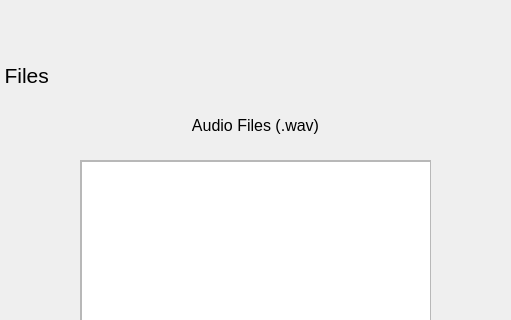
This is ui/loadFilesUI.ui in oliviadinicola/LIPS as Qt 5 draws it before an edit; both pictures show x 600 to 1111 and y 0 to 320 of the 1200 by 900 pixel window. The edited form follows.
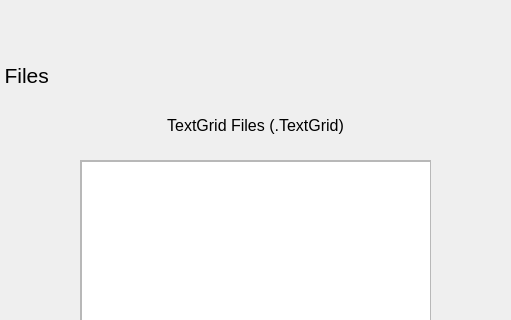
This is the edited form.

Commit message: modified label on load files page

```diff
--- a/ui/loadFilesUI.ui
+++ b/ui/loadFilesUI.ui
@@ -245,7 +245,7 @@
      </font>
     </property>
     <property name="text">
-     <string>Audio Files (.wav)</string>
+     <string>TextGrid Files (.TextGrid)</string>
     </property>
     <property name="alignment">
      <set>Qt::AlignCenter</set>
```
